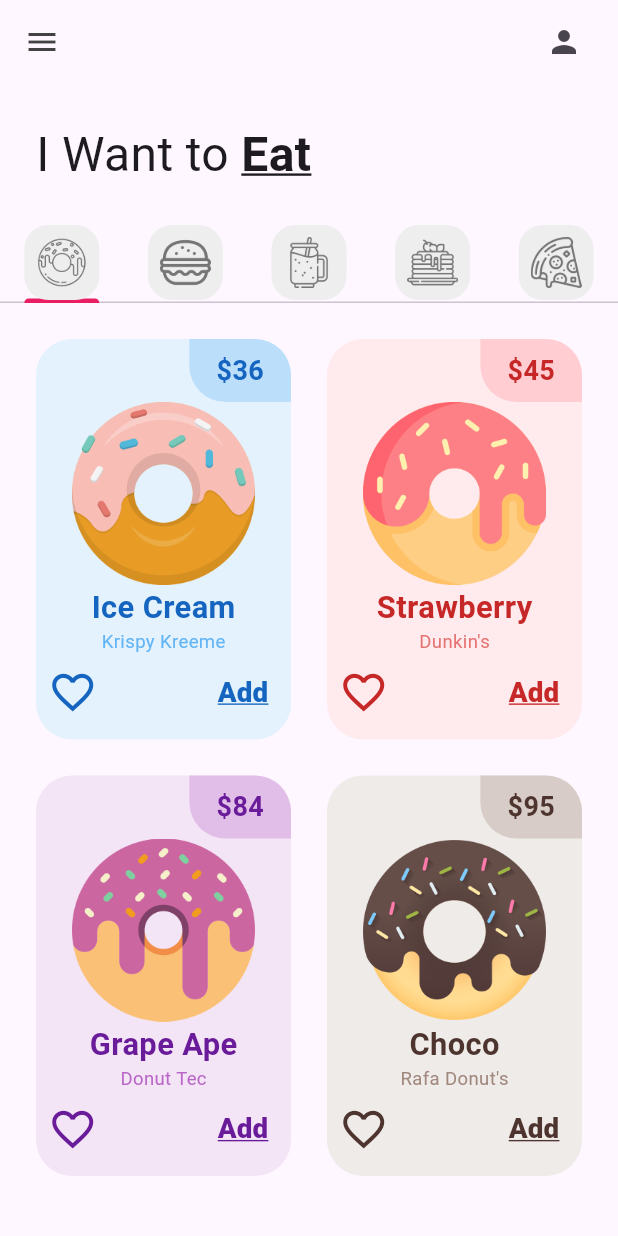
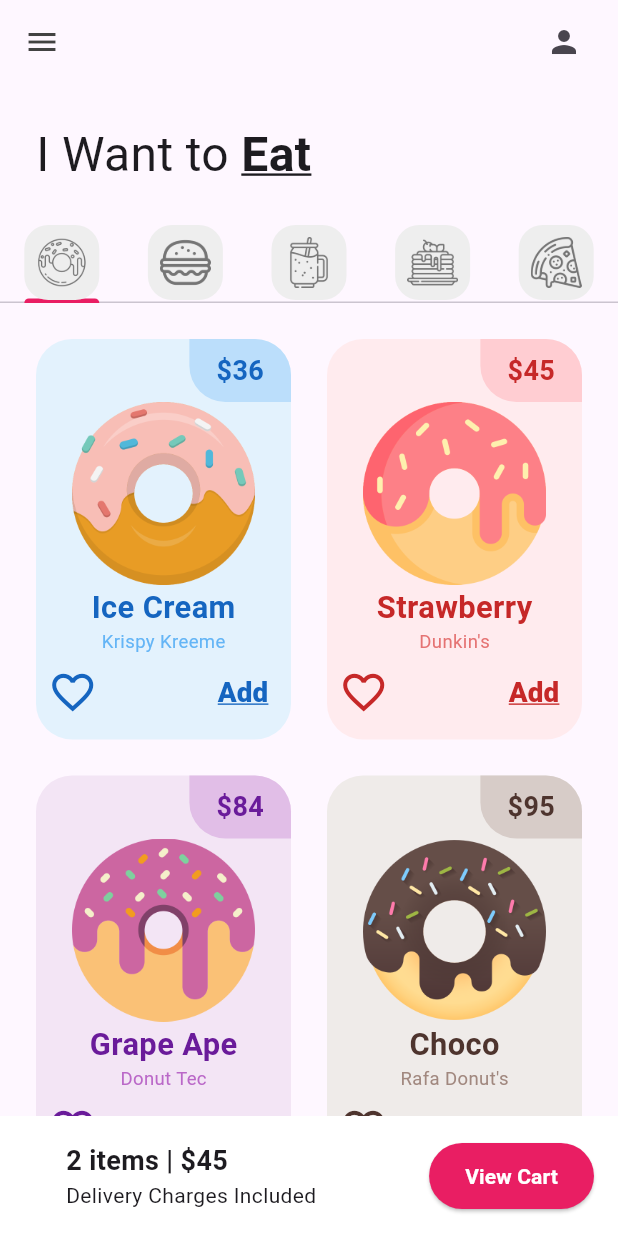
Before and after one commit to Brayam12/donut_app_4sa, a Flutter app: the screen it shows after launch, on a phone screen of 412 x 824 dp. Run offline on Flutter 3.47's test engine with Material 3 defaults, Android fonts, the phone set to English and light mode, and no system bars.

Commit message:
ShoppingCart added

```diff
--- a/lib/pages/home_page.dart
+++ b/lib/pages/home_page.dart
@@ -4,6 +4,7 @@ import 'package:donut_app_4sa/tabs/pancakes_tab.dart';
 import 'package:donut_app_4sa/tabs/pizza_tab.dart';
 import 'package:donut_app_4sa/tabs/smoothie_tab.dart';
 import 'package:donut_app_4sa/utils/my_tab.dart';
+import 'package:donut_app_4sa/utils/shopping_cart.dart';
 import 'package:flutter/material.dart';
 
 class HomePage extends StatefulWidget {
@@ -64,6 +65,7 @@ class _HomePageState extends State<HomePage> {
           //2, Pestañas (TabBar)
           TabBar(tabs: myTabs),
 
+         //3, Contenido de pestañas (TabBarView)
           Expanded(
             child: TabBarView(children: [
               DonutTab(),
@@ -74,11 +76,10 @@ class _HomePageState extends State<HomePage> {
 
 
             ]),
-          )
-
-          //3, Contenido de pestañas (TabBarView)
+          ),
 
           //4, Carrito (Cart)
+          ShoppingCart()
 
           ],
 
--- /dev/null
+++ b/lib/utils/shopping_cart.dart
@@ -0,0 +1,38 @@
+import 'package:flutter/material.dart';
+class ShoppingCart extends StatelessWidget {
+  const ShoppingCart({
+    super.key,
+  });
+
+  @override
+  Widget build(BuildContext context) {
+    return Container(
+      color: Colors.white,
+      padding: const EdgeInsets.all(16),
+      child: Row(
+        mainAxisAlignment: MainAxisAlignment.spaceBetween,
+        children: [
+          const Padding(padding: EdgeInsets.only(left: 28.0),
+          child: Column(
+            crossAxisAlignment: CrossAxisAlignment.start,
+            children: [
+              Text('2 items | \$45', style: TextStyle(fontWeight: FontWeight.bold,
+              fontSize: 18),),
+              Text('Delivery Charges Included')
+            ],
+          )),
+          ElevatedButton(onPressed: (){},
+          style: ElevatedButton.styleFrom(
+            backgroundColor: Colors.pink,
+            padding: const EdgeInsets.symmetric(
+              horizontal: 24,
+              vertical: 12),
+          ),
+          child: const Text('View Cart',
+          style: TextStyle(color: Colors.white,
+          fontWeight: FontWeight.bold),) )
+        ],
+      ),
+    );
+  }
+}
```
